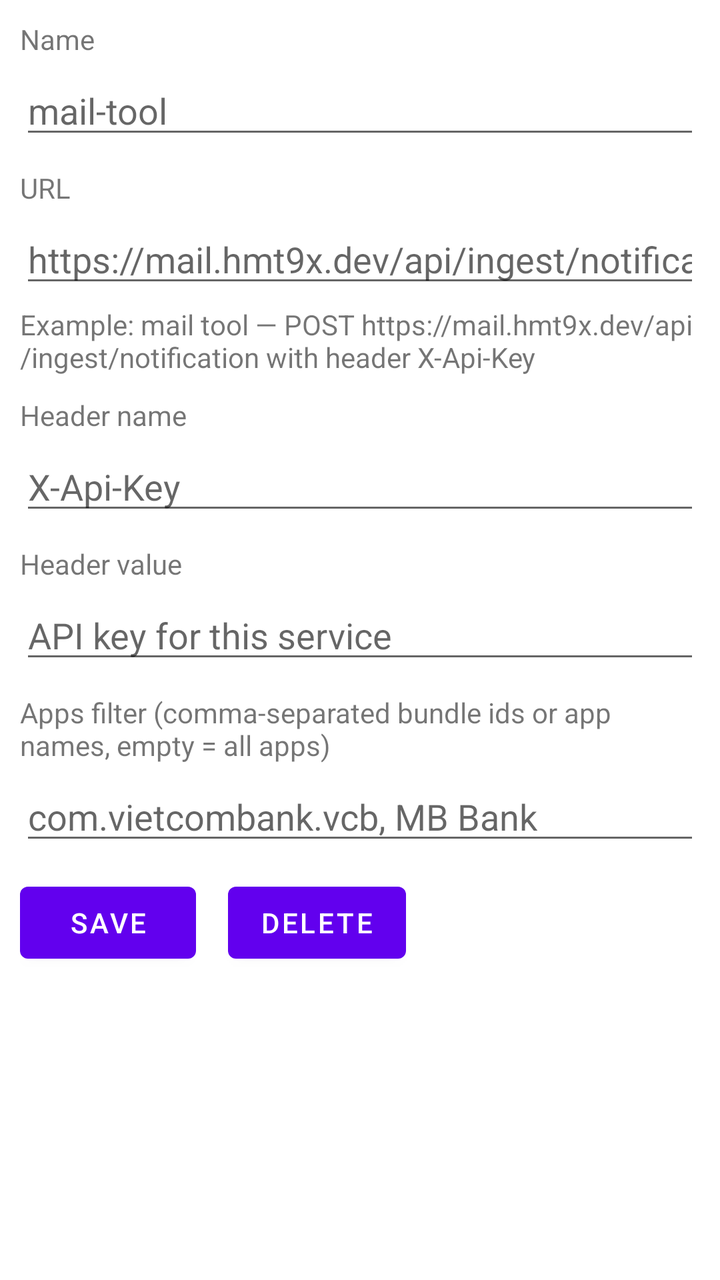
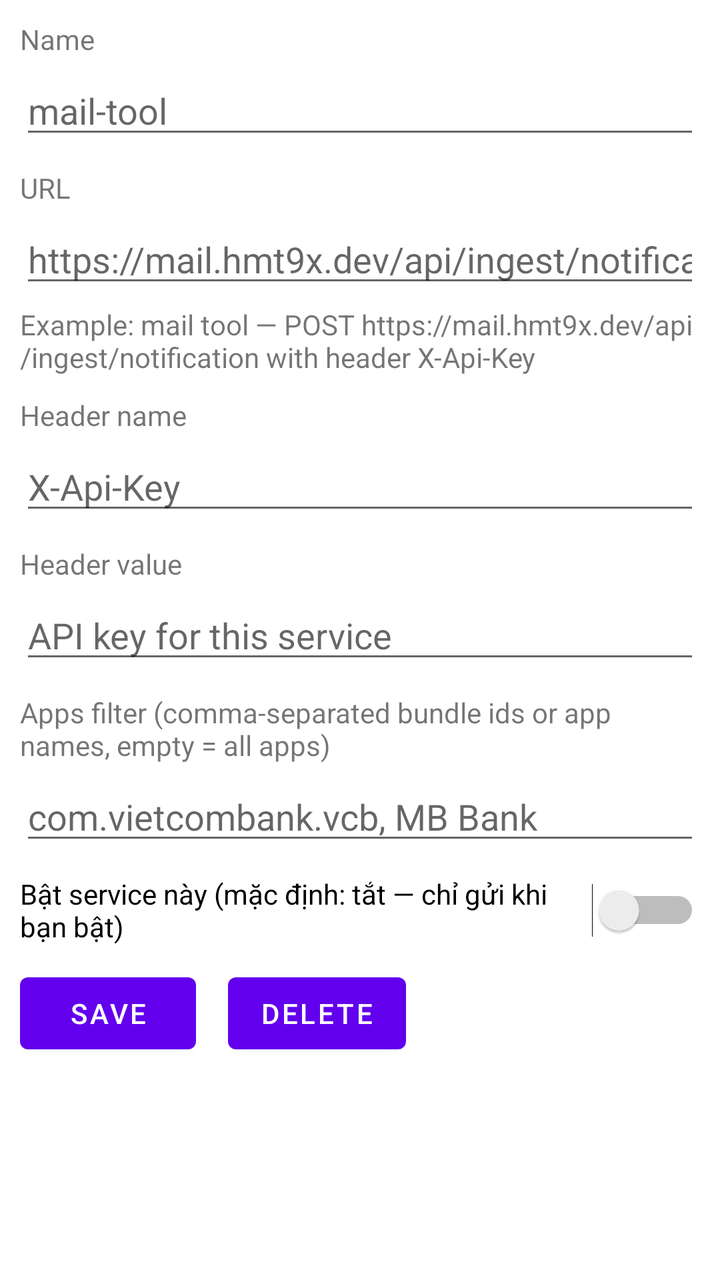

The first picture is an Android layout as it rendered before a commit; the second is the same layout after the commit. The layout source and the unified diff follow.
<!-- AndroidManifest.xml: application theme Theme.PushNotification -->
<!-- res/layout/activity_destination_editor.xml -->
<?xml version="1.0" encoding="utf-8"?>
<ScrollView xmlns:android="http://schemas.android.com/apk/res/android"
    xmlns:tools="http://schemas.android.com/tools"
    android:layout_width="match_parent"
    android:layout_height="match_parent"
    tools:context=".DestinationEditorActivity">

    <LinearLayout
        android:layout_width="match_parent"
        android:layout_height="wrap_content"
        android:orientation="vertical"
        android:padding="10dp">

        <TextView
            android:layout_width="match_parent"
            android:layout_height="wrap_content"
            android:layout_marginBottom="4dp"
            android:text="@string/destination_name_label" />

        <EditText
            android:id="@+id/destination_name_field"
            android:layout_width="match_parent"
            android:layout_height="wrap_content"
            android:layout_marginBottom="10dp"
            android:hint="@string/destination_name_hint"
            android:inputType="text" />

        <TextView
            android:layout_width="match_parent"
            android:layout_height="wrap_content"
            android:layout_marginBottom="4dp"
            android:text="@string/destination_url_label" />

        <EditText
            android:id="@+id/destination_url_field"
            android:layout_width="match_parent"
            android:layout_height="wrap_content"
            android:layout_marginBottom="4dp"
            android:hint="https://mail.hmt9x.dev/api/ingest/notification"
            android:inputType="textUri" />

        <TextView
            android:layout_width="match_parent"
            android:layout_height="wrap_content"
            android:layout_marginBottom="10dp"
            android:text="@string/destination_url_example" />

        <TextView
            android:layout_width="match_parent"
            android:layout_height="wrap_content"
            android:layout_marginBottom="4dp"
            android:text="@string/destination_header_name_label" />

        <EditText
            android:id="@+id/destination_header_name_field"
            android:layout_width="match_parent"
            android:layout_height="wrap_content"
            android:layout_marginBottom="10dp"
            android:hint="X-Api-Key"
            android:inputType="text" />

        <TextView
            android:layout_width="match_parent"
            android:layout_height="wrap_content"
            android:layout_marginBottom="4dp"
            android:text="@string/destination_header_value_label" />

        <EditText
            android:id="@+id/destination_header_value_field"
            android:layout_width="match_parent"
            android:layout_height="wrap_content"
            android:layout_marginBottom="10dp"
            android:hint="@string/destination_header_value_hint"
            android:inputType="textPassword" />

        <TextView
            android:layout_width="match_parent"
            android:layout_height="wrap_content"
            android:layout_marginBottom="4dp"
            android:text="@string/destination_apps_label" />

        <EditText
            android:id="@+id/destination_apps_field"
            android:layout_width="match_parent"
            android:layout_height="wrap_content"
            android:layout_marginBottom="10dp"
            android:hint="@string/destination_apps_hint"
            android:inputType="text" />

        <LinearLayout
            android:layout_width="match_parent"
            android:layout_height="wrap_content"
            android:orientation="horizontal">

            <Button
                android:id="@+id/destination_save"
                android:layout_width="wrap_content"
                android:layout_height="wrap_content"
                android:text="@string/save" />

            <Button
                android:id="@+id/destination_delete"
                android:layout_width="wrap_content"
                android:layout_height="wrap_content"
                android:layout_marginStart="16dp"
                android:text="@string/delete" />

        </LinearLayout>

    </LinearLayout>
</ScrollView>
<!-- resources referenced by this layout -->
<resources>
  <string name="delete">Delete</string>
  <string name="destination_apps_hint">com.vietcombank.vcb, MB Bank</string>
  <string name="destination_apps_label">Apps filter (comma-separated bundle ids or app names, empty = all apps)</string>
  <string name="destination_header_name_label">Header name</string>
  <string name="destination_header_value_hint">API key for this service</string>
  <string name="destination_header_value_label">Header value</string>
  <string name="destination_name_hint">mail-tool</string>
  <string name="destination_name_label">Name</string>
  <string name="destination_url_example">Example: mail tool — POST https://mail.hmt9x.dev/api/ingest/notification with header X-Api-Key</string>
  <string name="destination_url_label">URL</string>
  <string name="save">Save</string>
  <style name="Theme.PushNotification" parent="Theme.MaterialComponents.DayNight.DarkActionBar">
          
          <item name="colorPrimary">@color/purple_500</item>
          <item name="colorPrimaryVariant">@color/purple_700</item>
          <item name="colorOnPrimary">@color/white</item>
          
          <item name="colorSecondary">@color/teal_200</item>
          <item name="colorSecondaryVariant">@color/teal_700</item>
          <item name="colorOnSecondary">@color/black</item>
          
          <item name="android:statusBarColor">?attr/colorPrimaryVariant</item>
          
      </style>
  <color name="purple_500">#FF6200EE</color>
  <color name="purple_700">#FF3700B3</color>
  <color name="white">#FFFFFFFF</color>
  <color name="teal_200">#FF03DAC5</color>
  <color name="teal_700">#FF018786</color>
  <color name="black">#FF000000</color>
</resources>

<!-- the commit's change to res/layout/activity_destination_editor.xml (unified diff, before → after) -->
@@ -87,6 +87,14 @@
             android:hint="@string/destination_apps_hint"
             android:inputType="text" />
 
+        <Switch
+            android:id="@+id/destination_enabled_switch"
+            android:layout_width="match_parent"
+            android:layout_height="wrap_content"
+            android:layout_marginBottom="10dp"
+            android:checked="false"
+            android:text="@string/destination_enable_label" />
+
         <LinearLayout
             android:layout_width="match_parent"
             android:layout_height="wrap_content"
<!-- resource entries referenced after the edit -->
@@ -3,6 +3,7 @@
   <string name="delete">Delete</string>
   <string name="destination_apps_hint">com.vietcombank.vcb, MB Bank</string>
   <string name="destination_apps_label">Apps filter (comma-separated bundle ids or app names, empty = all apps)</string>
+  <string name="destination_enable_label">Bật service này (mặc định: tắt — chỉ gửi khi bạn bật)</string>
   <string name="destination_header_name_label">Header name</string>
   <string name="destination_header_value_hint">API key for this service</string>
   <string name="destination_header_value_label">Header value</string>
